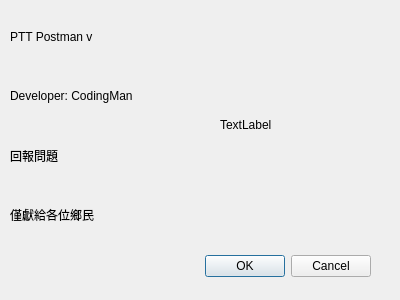
Old version of the form src/UI/about.ui in the repository uPtt-messenger/uPtt_backup.
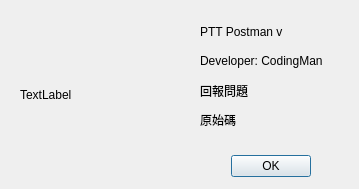
New version of the form.

```diff
--- a/src/UI/about.ui
+++ b/src/UI/about.ui
@@ -6,14 +6,14 @@
    <rect>
     <x>0</x>
     <y>0</y>
-    <width>400</width>
-    <height>300</height>
+    <width>359</width>
+    <height>189</height>
    </rect>
   </property>
   <property name="minimumSize">
    <size>
-    <width>400</width>
-    <height>300</height>
+    <width>0</width>
+    <height>0</height>
    </size>
   </property>
   <property name="maximumSize">
@@ -28,9 +28,9 @@
   <widget class="QDialogButtonBox" name="buttonBox">
    <property name="geometry">
     <rect>
-     <x>30</x>
-     <y>250</y>
-     <width>341</width>
+     <x>50</x>
+     <y>150</y>
+     <width>261</width>
      <height>32</height>
     </rect>
    </property>
@@ -38,16 +38,16 @@
     <enum>Qt::Horizontal</enum>
    </property>
    <property name="standardButtons">
-    <set>QDialogButtonBox::Cancel|QDialogButtonBox::Ok</set>
+    <set>QDialogButtonBox::Ok</set>
    </property>
   </widget>
   <widget class="QWidget" name="verticalLayoutWidget">
    <property name="geometry">
     <rect>
-     <x>10</x>
-     <y>10</y>
-     <width>131</width>
-     <height>231</height>
+     <x>200</x>
+     <y>20</y>
+     <width>151</width>
+     <height>111</height>
     </rect>
    </property>
    <layout class="QVBoxLayout" name="verticalLayout">
@@ -70,12 +70,18 @@
       <property name="text">
        <string>回報問題</string>
       </property>
+      <property name="textFormat">
+       <enum>Qt::AutoText</enum>
+      </property>
      </widget>
     </item>
     <item>
      <widget class="QLabel" name="Say">
       <property name="text">
-       <string>僅獻給各位鄉民</string>
+       <string>原始碼</string>
+      </property>
+      <property name="textFormat">
+       <enum>Qt::AutoText</enum>
       </property>
      </widget>
     </item>
@@ -84,8 +90,8 @@
   <widget class="QLabel" name="IconDisplay">
    <property name="geometry">
     <rect>
-     <x>220</x>
-     <y>50</y>
+     <x>20</x>
+     <y>20</y>
      <width>150</width>
      <height>150</height>
     </rect>
```
Left out of the diff: 2 changed lines with no effect on the pictures.
